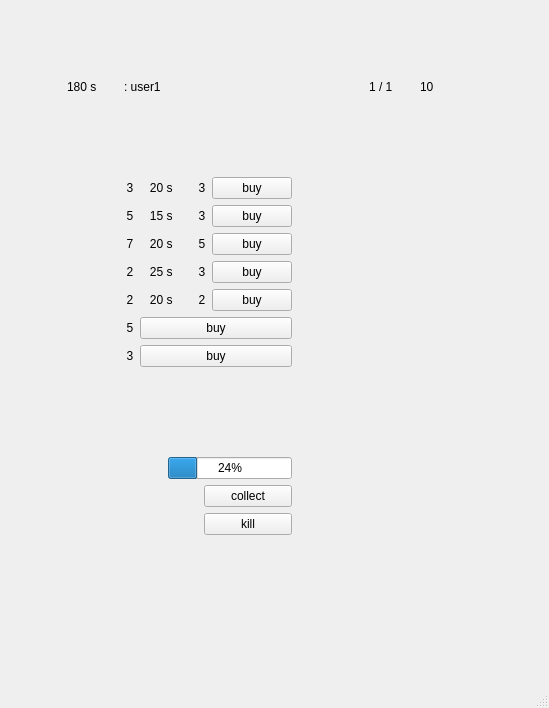
Old version of the form src/farmopolis.ui in the repository sinahdp/Farmopolis.
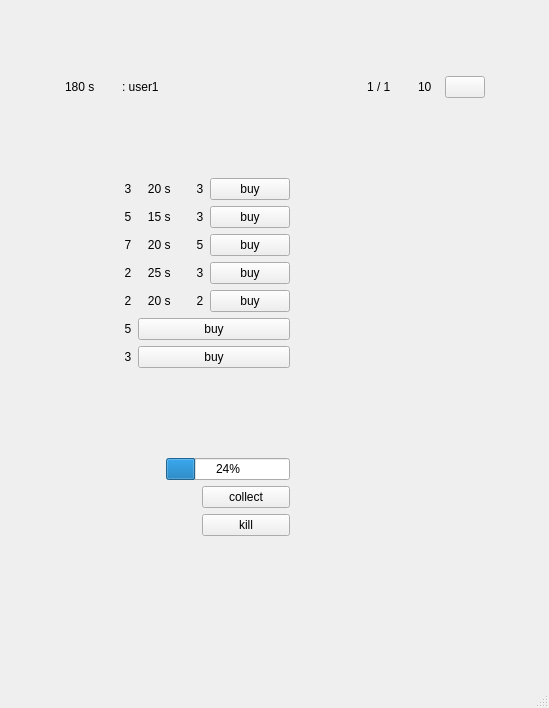
New version of the form.

```diff
--- a/src/farmopolis.ui
+++ b/src/farmopolis.ui
@@ -97,7 +97,7 @@
             </spacer>
            </item>
            <item row="0" column="1">
-            <layout class="QHBoxLayout" name="horizontalLayout_2">
+            <layout class="QHBoxLayout" name="horizontalLayout_2" stretch="0,0,0,0,1,0">
              <property name="spacing">
               <number>10</number>
              </property>
@@ -142,6 +142,13 @@
                </property>
               </spacer>
              </item>
+             <item>
+              <widget class="QPushButton" name="soundpushButton">
+               <property name="text">
+                <string/>
+               </property>
+              </widget>
+             </item>
             </layout>
            </item>
            <item row="0" column="0">
@@ -189,16 +196,16 @@
             <widget class="QWidget" name="widget" native="true">
              <layout class="QGridLayout" name="gridLayout_26">
               <property name="leftMargin">
-               <number>9</number>
+               <number>0</number>
               </property>
               <property name="topMargin">
-               <number>9</number>
+               <number>0</number>
               </property>
               <property name="rightMargin">
-               <number>9</number>
+               <number>0</number>
               </property>
               <property name="bottomMargin">
-               <number>9</number>
+               <number>0</number>
               </property>
               <item row="0" column="0">
                <layout class="QGridLayout" name="gridLayout_25">
```
